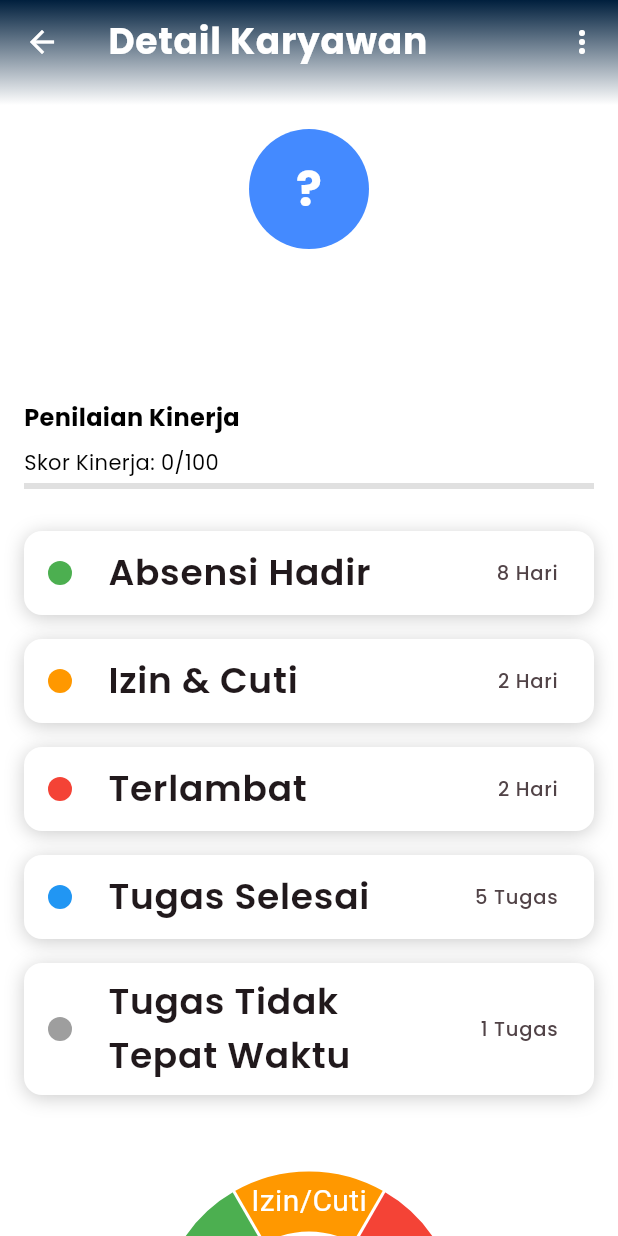
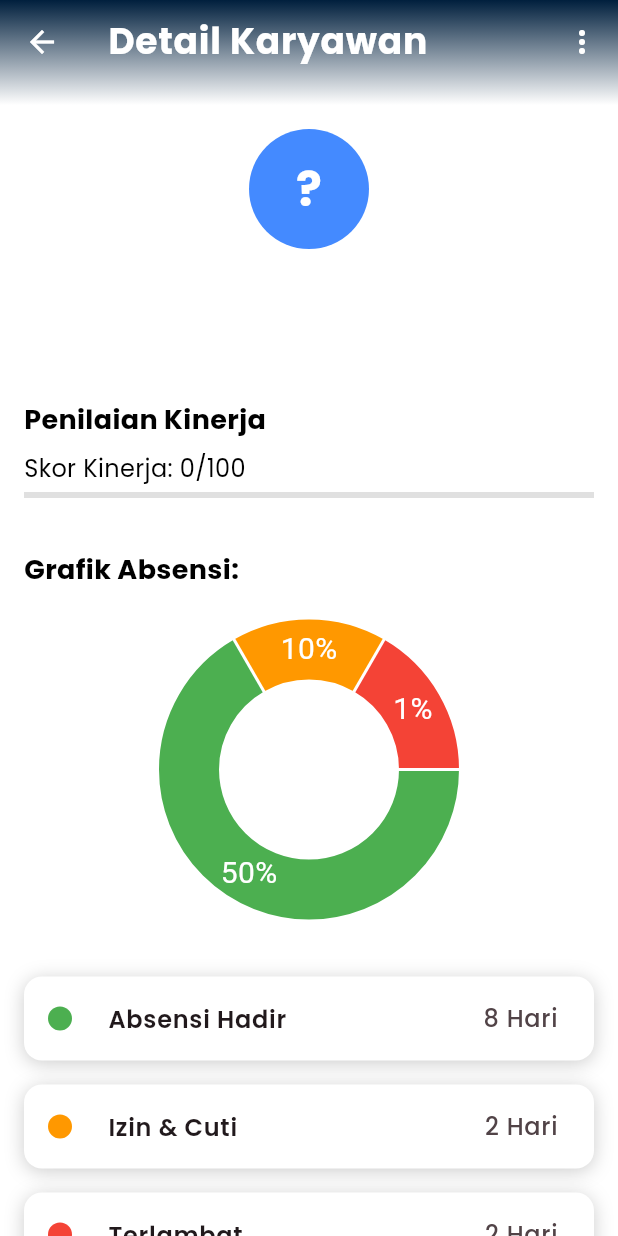
Before and after one commit to syrlvx/UAS-SoftDev, a Flutter app: the DetailKaryawanScreen screen opened directly with empty values, on a phone screen of 412 x 824 dp. Run offline on Flutter 3.47's test engine with Material 3 defaults, Android fonts, the phone set to English and light mode, and no system bars; drawn by our look-alikes of fl_chart; our stand-ins replace cloud_firestore, firebase_auth, firebase_core, flutter_map, geocoding, geolocator and 5 more; missing offline and left inert: month_year_picker, onesignal_flutter; accounts and stored records are empty.

Commit message:
sherly cantik

```diff
--- a/lib/screens/detail_karyawan_screen.dart
+++ b/lib/screens/detail_karyawan_screen.dart
@@ -122,7 +122,7 @@
               child: Text('Penilaian Kinerja',
                   style: GoogleFonts.poppins(
                       fontWeight: FontWeight.bold,
-                      fontSize: 16,
+                      fontSize: 18,
                       color: Colors.black)),
             ),
             const SizedBox(height: 8),
@@ -133,7 +133,7 @@
                 children: [
                   Text("Skor Kinerja: $performanceScore/100",
                       style: GoogleFonts.poppins(
-                          fontSize: 14, color: Colors.black)),
+                          fontSize: 16, color: Colors.black)),
                   const SizedBox(height: 4),
                   LinearProgressIndicator(
                     value: performanceScore / 100,
@@ -149,13 +149,45 @@
                 ],
               ),
             ),
+            const SizedBox(height: 35),
+
+            /// Grafik Absensi
+            Align(
+              alignment: Alignment.centerLeft,
+              child: Text(
+                'Grafik Absensi:',
+                style: GoogleFonts.poppins(
+                  fontWeight: FontWeight.bold,
+                  fontSize: 18,
+                  color: Colors.black,
+                ),
+              ),
+            ),
             const SizedBox(height: 20),
+            SizedBox(
+              height: 200,
+              child: PieChart(
+                PieChartData(
+                  sections: [
+                    PieChartSectionData(
+                        color: Colors.green, value: 8, title: '50%'),
+                    PieChartSectionData(
+                        color: Colors.orange, value: 2, title: '10%'),
+                    PieChartSectionData(
+                        color: Colors.red, value: 2, title: '1%'),
+                  ],
+                ),
+              ),
+            ),
+
+            const SizedBox(height: 30),
 
             /// Info
             _buildInfoCard(
                 color: Colors.green,
                 title: 'Absensi Hadir',
                 subtitle: '8 Hari'),
+
             _buildInfoCard(
                 color: Colors.orange, title: 'Izin & Cuti', subtitle: '2 Hari'),
             _buildInfoCard(
@@ -166,141 +198,22 @@
                 subtitle: '5 Tugas'),
             _buildInfoCard(
                 color: Colors.grey,
-                title: 'Tugas Tidak Tepat Waktu',
+                title: 'Tugas Terlambat',
                 subtitle: '1 Tugas'),
 
-            const SizedBox(height: 20),
+            const SizedBox(height: 35),
 
-            /// Grafik Absensi
-            Text('Grafik Absensi:',
+            Align(
+              alignment: Alignment.centerLeft,
+              child: Text(
+                'Catatan: ',
                 style: GoogleFonts.poppins(
-                    fontWeight: FontWeight.bold, fontSize: 16)),
-            SizedBox(
-              height: 200,
-              child: PieChart(
-                PieChartData(sections: [
-                  PieChartSectionData(
-                      color: Colors.green, value: 8, title: 'Hadir'),
-                  PieChartSectionData(
-                      color: Colors.orange, value: 2, title: 'Izin/Cuti'),
-                  PieChartSectionData(
-                      color: Colors.red, value: 2, title: 'Terlambat'),
-                ]),
-              ),
-            ),
-
-            const SizedBox(height: 20),
-
-            /// Grafik Performa Harian
-            Text('Grafik Performa Harian:',
-                style: GoogleFonts.poppins(
-                    fontWeight: FontWeight.bold, fontSize: 16)),
-            SizedBox(
-              height: 200,
-              child: LineChart(
-                LineChartData(
-                  gridData: FlGridData(show: true),
-                  titlesData: FlTitlesData(
-                    leftTitles:
-                        AxisTitles(sideTitles: SideTitles(showTitles: true)),
-                    bottomTitles: AxisTitles(
-                      sideTitles: SideTitles(
-                        showTitles: true,
-                        getTitlesWidget: (value, _) {
-                          const days = [
-                            'Sen',
-                            'Sel',
-                            'Rab',
-                            'Kam',
-                            'Jum',
-                            'Sab',
-                            'Min'
-                          ];
-                          return Text(days[value.toInt() % 7],
-                              style: GoogleFonts.poppins(
-                                  fontSize: 10, color: Colors.black));
-                        },
-                      ),
-                    ),
-                  ),
-                  minX: 0,
-                  maxX: 6,
-                  minY: 0,
-                  maxY: 100,
-                  lineBarsData: [
-                    LineChartBarData(
-                      isCurved: true,
-                      spots: [
-                        FlSpot(0, 75),
-                        FlSpot(1, 80),
-                        FlSpot(2, 85),
-                        FlSpot(3, 90),
-                        FlSpot(4, 70),
-                        FlSpot(5, 60),
-                        FlSpot(6, 88),
-                      ],
-                      barWidth: 3,
-                      color: Colors.blueAccent,
-                      dotData: FlDotData(show: true),
-                    ),
-                  ],
+                  fontWeight: FontWeight.bold,
+                  fontSize: 18,
+                  color: Colors.black,
                 ),
               ),
             ),
-
-            const SizedBox(height: 20),
-
-            /// Grafik Tugas Bulanan
-            Text('Tugas Diselesaikan per Bulan:',
-                style: GoogleFonts.poppins(
-                    fontWeight: FontWeight.bold, fontSize: 16)),
-            SizedBox(
-              height: 200,
-              child: BarChart(
-                BarChartData(
-                  alignment: BarChartAlignment.spaceAround,
-                  maxY: 10,
-                  barGroups: [
-                    BarChartGroupData(x: 0, barRods: [
-                      BarChartRodData(toY: 6, color: Colors.green)
-                    ]),
-                    BarChartGroupData(x: 1, barRods: [
-                      BarChartRodData(toY: 7, color: Colors.orange)
-                    ]),
-                    BarChartGroupData(
-                        x: 2,
-                        barRods: [BarChartRodData(toY: 5, color: Colors.red)]),
-                    BarChartGroupData(
-                        x: 3,
-                        barRods: [BarChartRodData(toY: 8, color: Colors.blue)]),
-                  ],
-                  titlesData: FlTitlesData(
-                    leftTitles:
-                        AxisTitles(sideTitles: SideTitles(showTitles: true)),
-                    bottomTitles: AxisTitles(
-                      sideTitles: SideTitles(
-                        showTitles: true,
-                        getTitlesWidget: (value, _) {
-                          const labels = ['Jan', 'Feb', 'Mar', 'Apr'];
-                          return Text(labels[value.toInt()],
-                              style: GoogleFonts.poppins(
-                                  fontSize: 10, color: Colors.black));
-                        },
-                      ),
-                    ),
-                  ),
-                  gridData: FlGridData(show: true),
-                  borderData: FlBorderData(show: false),
-                ),
-              ),
-            ),
-
-            const SizedBox(height: 20),
-
-            /// Catatan
-            Text('Catatan:',
-                style: GoogleFonts.poppins(
-                    fontWeight: FontWeight.bold, fontSize: 16)),
             const SizedBox(height: 6),
             Text(notes,
                 style: GoogleFonts.poppins(fontSize: 14, color: Colors.black)),
@@ -310,8 +223,11 @@
     );
   }
 
-  Widget _buildInfoCard(
-      {required Color color, required String title, required String subtitle}) {
+  Widget _buildInfoCard({
+    required Color color,
+    required String title,
+    required String subtitle,
+  }) {
     return Container(
       margin: const EdgeInsets.symmetric(vertical: 8),
       decoration: BoxDecoration(
@@ -327,9 +243,19 @@
       ),
       child: ListTile(
         leading: CircleAvatar(backgroundColor: color, radius: 8),
-        title: Text(title,
-            style: GoogleFonts.poppins(fontWeight: FontWeight.w600)),
-        trailing: Text(subtitle, style: GoogleFonts.poppins(fontSize: 13)),
+        title: Text(
+          title,
+          style: GoogleFonts.poppins(
+            fontWeight: FontWeight.w600,
+            fontSize: 16, // <-- Ubah di sini
+          ),
+        ),
+        trailing: Text(
+          subtitle,
+          style: GoogleFonts.poppins(
+            fontSize: 16, // <-- Ubah di sini juga
+          ),
+        ),
       ),
     );
   }
```
